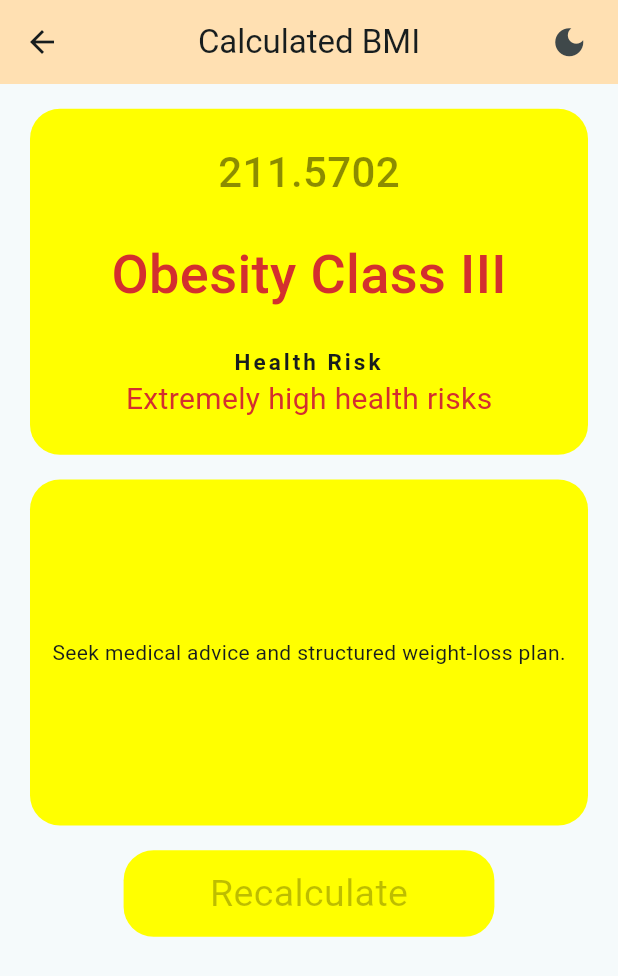
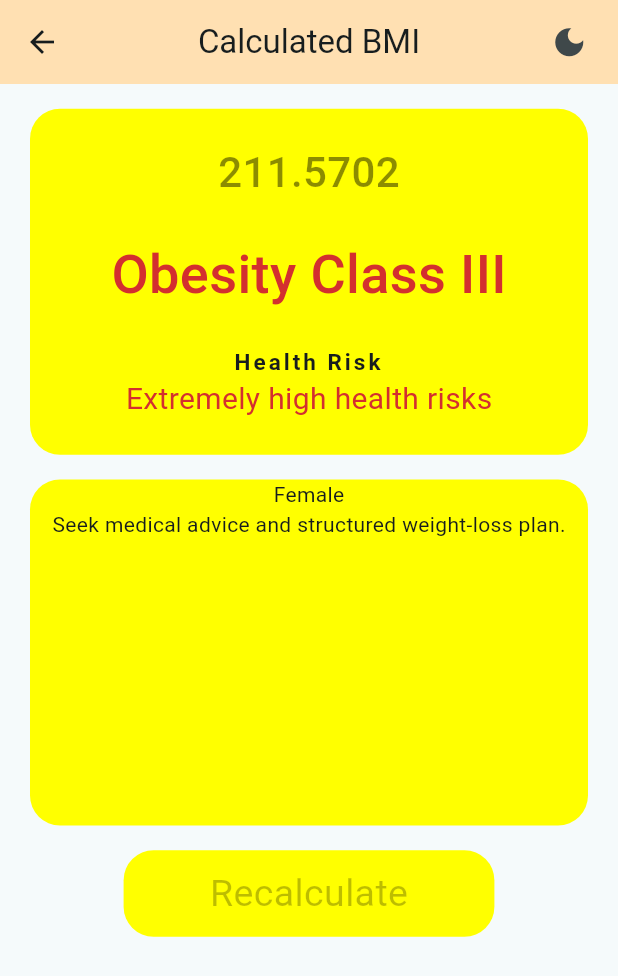
Before and after one commit to Ratndeep1999/bmi_calculator, a Flutter app: the screen it shows after launch, after a tap on "Calculate", on a phone screen of 412 x 824 dp. Shown: the top 976 px of the screen. Run offline on Flutter 3.47's test engine with Material 3 defaults, Android fonts, the phone set to English and light mode, and no system bars.

Commit message:
calculated_bmi_result_page.dart : Ui change and bhi show, categories add, health risk add, variables add, suggestions ui add, variable shift at their place, if else ladder ad to assign value in category, switch add to assign values base on category condition, get gender value

```diff
--- a/lib/calculated_bmi_result_page.dart
+++ b/lib/calculated_bmi_result_page.dart
@@ -173,8 +173,16 @@ class _CalculatedBmiState extends State<CalculatedBmi> {
                   color: Colors.yellowAccent,
                 ),
                 child: Center(
-                  child: Text(
-                    _suggestions,
+                  child: Column(
+                    children: [
+                      Text(
+                        widget.isMale == 1 ? 'Male' : 'Female',
+                        style: TextStyle(),
+                      ),
+                      Text(
+                        _suggestions,
+                      ),
+                    ],
                   ),
                 ),
               ),
```
